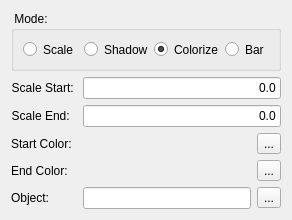
Above: copasi/qlayout/CQEffectDescriptionEdit.ui from Koliham/COPASI before the change. Below: the same form after it.
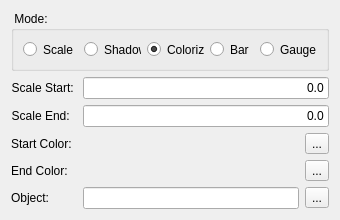
That is the form after the change.

Diff of the .ui file:
```diff
--- a/copasi/qlayout/CQEffectDescriptionEdit.ui
+++ b/copasi/qlayout/CQEffectDescriptionEdit.ui
@@ -7,7 +7,7 @@
    <rect>
     <x>0</x>
     <y>0</y>
-    <width>292</width>
+    <width>340</width>
     <height>220</height>
    </rect>
   </property>
@@ -58,6 +58,13 @@
         </property>
        </widget>
       </item>
+      <item>
+       <widget class="QRadioButton" name="radGauge">
+        <property name="text">
+         <string>Gauge</string>
+        </property>
+       </widget>
+      </item>
       <item>
        <spacer name="horizontalSpacer">
         <property name="orientation">
```
